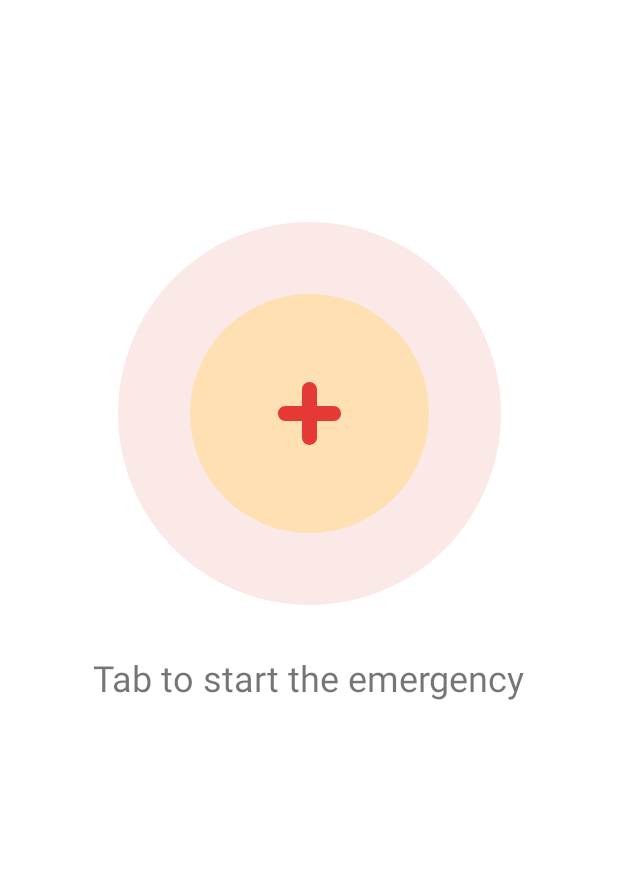
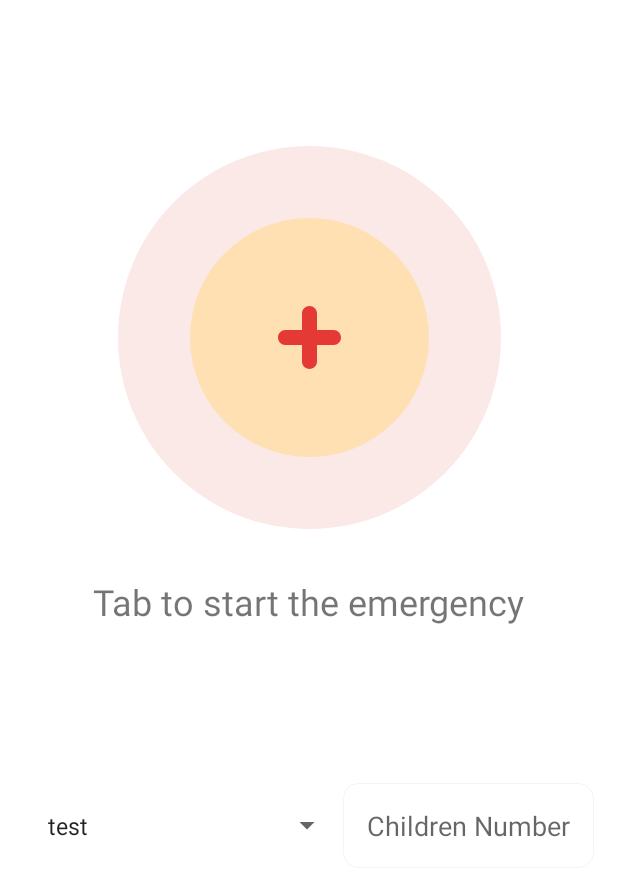
Before and after one commit to mohammedhemaid/Amena, an Android app: the layout fragment_emergency.xml on its own in the app's theme, with its tools: preview values and no code run, on a phone screen of 412 x 824 dp. Shown: the top 876 px of the screen. Run offline under Robolectric (Android 15) with nearby library versions, the light colour scheme and no system bars.

Commit message:
add child no and condition in emergency screen

```diff
--- /dev/null
+++ b/app/src/main/res/drawable/border.xml
@@ -0,0 +1,7 @@
+<?xml version="1.0" encoding="utf-8"?>
+<shape xmlns:android="http://schemas.android.com/apk/res/android">
+    <stroke android:width="0.75dp"
+        android:color="@color/border_color"/>
+
+    <corners android:radius="10dp" />
+</shape>
--- a/app/src/main/res/drawable/ic_location_on_black.xml
+++ b/app/src/main/res/drawable/ic_location_on_black.xml
@@ -1,6 +1,6 @@
 <vector xmlns:android="http://schemas.android.com/apk/res/android"
-        android:width="24dp"
-        android:height="24dp"
+        android:width="16dp"
+        android:height="16dp"
         android:viewportWidth="24.0"
         android:viewportHeight="24.0">
     <path
--- a/app/src/main/res/layout/activity_main.xml
+++ b/app/src/main/res/layout/activity_main.xml
@@ -6,7 +6,6 @@
     android:layout_height="match_parent"
     xmlns:app="http://schemas.android.com/apk/res-auto"
     android:background="@android:color/white"
-    android:layoutDirection="rtl"
     tools:context=".home.MainActivity">
 
     <androidx.viewpager.widget.ViewPager
--- a/app/src/main/res/layout/fragment_emergency.xml
+++ b/app/src/main/res/layout/fragment_emergency.xml
@@ -7,6 +7,10 @@
     android:layout_height="match_parent"
     android:background="@android:color/white"
     tools:context=".emergency.EmergencyFragment">
+
+<ScrollView
+    android:layout_width="match_parent"
+    android:layout_height="match_parent">
 
     <androidx.constraintlayout.widget.ConstraintLayout
         android:layout_width="match_parent"
@@ -30,6 +34,7 @@
             android:layout_width="250dp"
             android:layout_height="60dip"
             android:layout_gravity="center"
+            android:layout_marginTop="120dp"
             android:layout_marginBottom="32dp"
             android:background="@color/emergencyRed"
             android:drawableEnd="@drawable/ic_add_emergency_white"
@@ -41,21 +46,23 @@
             android:text="@string/emergency_cancel"
             android:textColor="@android:color/white"
             android:textSize="12sp"
+            android:visibility="invisible"
             app:layout_constraintBottom_toBottomOf="parent"
             app:layout_constraintEnd_toEndOf="parent"
-            android:visibility="invisible"
-            app:layout_constraintStart_toStartOf="parent"/>
+            app:layout_constraintStart_toStartOf="parent"
+            app:layout_constraintTop_toBottomOf="@+id/panic_message"
+            app:layout_constraintVertical_bias="1.0"/>
 
         <TextView
             android:id="@+id/panic_message"
             android:layout_width="wrap_content"
             android:layout_height="wrap_content"
             android:layout_marginTop="32dp"
+            android:text="@string/don_t_panic_stay_calm"
             android:textSize="24sp"
-            android:text="@string/don_t_panic_stay_calm"
+            android:visibility="invisible"
             app:layout_constraintEnd_toEndOf="parent"
             app:layout_constraintStart_toStartOf="parent"
-            android:visibility="invisible"
             app:layout_constraintTop_toBottomOf="@+id/emergencyimageButton"/>
 
         <TextView
@@ -68,6 +75,39 @@
             app:layout_constraintEnd_toEndOf="parent"
             app:layout_constraintStart_toStartOf="parent"
             app:layout_constraintTop_toBottomOf="@+id/emergencyimageButton"/>
+
+
+            <Spinner
+                android:id="@+id/condition_spinner"
+                android:layout_width="0dp"
+                android:layout_height="wrap_content"
+                android:layout_gravity="center"
+                android:layout_marginStart="16dp"
+                android:layout_marginBottom="60dp"
+                android:entries="@array/spinner_conditions"
+                android:padding="8dp"
+                app:layout_constraintBottom_toBottomOf="parent"
+                app:layout_constraintEnd_toStartOf="@+id/children_no_edit_text"
+                app:layout_constraintHorizontal_bias="0.5"
+                app:layout_constraintHorizontal_chainStyle="spread_inside"
+                app:layout_constraintStart_toStartOf="parent"/>
+
+            <EditText
+                android:id="@+id/children_no_edit_text"
+                android:layout_width="wrap_content"
+                android:layout_height="wrap_content"
+                android:layout_marginEnd="16dp"
+                android:background="@drawable/border"
+                android:completionThreshold="1"
+                android:hint="@string/children_number"
+                android:inputType="number"
+                android:padding="16dp"
+                app:layout_constraintBottom_toBottomOf="@+id/condition_spinner"
+                app:layout_constraintEnd_toEndOf="parent"
+                app:layout_constraintHorizontal_bias="0.5"
+                app:layout_constraintStart_toEndOf="@+id/condition_spinner"
+                app:layout_constraintTop_toTopOf="@+id/condition_spinner"/>
     </androidx.constraintlayout.widget.ConstraintLayout>
+</ScrollView>
 
 </FrameLayout>
--- a/app/src/main/res/layout/institution_row.xml
+++ b/app/src/main/res/layout/institution_row.xml
@@ -5,6 +5,7 @@
     android:layout_width="match_parent"
     android:layout_height="120dp"
     xmlns:app="http://schemas.android.com/apk/res-auto"
+    app:cardCornerRadius="8dp"
     app:cardUseCompatPadding="true">
 
     <androidx.constraintlayout.widget.ConstraintLayout
@@ -16,9 +17,12 @@
             android:layout_width="50dp"
             android:layout_height="50dp"
             android:layout_marginStart="16dp"
+            app:placeholderImage="@drawable/profile"
+            app:placeholderImageScaleType="centerCrop"
             app:layout_constraintBottom_toBottomOf="parent"
             app:layout_constraintStart_toStartOf="parent"
             app:layout_constraintTop_toTopOf="parent"
+            app:roundAsCircle="true"
             app:roundedCornerRadius="8dp"/>
 
         <TextView
@@ -39,6 +43,7 @@
             android:layout_marginStart="16dp"
             android:layout_marginTop="4dp"
             android:drawableStart="@drawable/ic_location_on_black"
+            android:drawablePadding="4dp"
             android:text="@string/location"
             app:layout_constraintStart_toEndOf="@+id/organization_picture"
             app:layout_constraintTop_toBottomOf="@+id/organization_name"/>
--- /dev/null
+++ b/app/src/main/res/values/array.xml
@@ -0,0 +1,9 @@
+<?xml version="1.0" encoding="utf-8"?>
+<resources>
+    <string-array name="spinner_conditions">
+        <item>test</item>
+        <item>test</item>
+        <item>test</item>
+        <item>test</item>
+    </string-array>
+</resources>
--- a/app/src/main/res/values/strings.xml
+++ b/app/src/main/res/values/strings.xml
@@ -9,8 +9,9 @@
     <string name="hello_blank_fragment">Hello blank fragment</string>
     <string name="location">location</string>
     <string name="speciality">speciality</string>
-    <string name="don_t_panic_stay_calm">Don\'t Panic Sarah Stay Calm</string>
+    <string name="don_t_panic_stay_calm">Don\'t Panic Sarah, Stay Calm</string>
     <string name="emergency_cancel">Cancel The Emergency </string>
     <string name="tab_to_start_the_emergency">Tab to start the emergency</string>
+    <string name="children_number">Children Number</string>
 
 </resources>
--- a/app/src/main/res/values/styles.xml
+++ b/app/src/main/res/values/styles.xml
@@ -1,12 +1,13 @@
 <resources>
 
-    <!-- Base application theme. -->
-    <style name="AppTheme" parent="Theme.AppCompat.Light">
-        <!-- Customize your theme here. -->
-        <item name="colorPrimary">@color/colorPrimary</item>
-        <item name="colorPrimaryDark">@color/colorPrimaryDark</item>
-        <item name="colorAccent">@color/colorAccent</item>
-    </style>
+    <!-- Base application theme. --><style name="AppTheme" parent="Theme.AppCompat.Light">
+    <!-- Customize your theme here. -->
+    <item name="colorPrimary">@color/colorPrimary</item>
+    <item name="colorPrimaryDark">@color/colorPrimaryDark</item>
+    <item name="colorAccent">@color/colorAccent</item>
+    <item name="android:statusBarColor">@android:color/white</item>
+    <item name="android:windowLightStatusBar">true</item>
+</style>
 
     <style name="BottomNavigationTheme" parent="Theme.AppCompat.Light">
         <item name="android:background">@color/tabBarGrey</item>
```
Also changed, not shown: app/src/main/java/com/app/wihack/amina/emergency/EmergencyFragment.java (+11 -10 lines), app/src/main/res/drawable-hdpi/profile.png (added), app/src/main/res/drawable-mdpi/profile.png (added), app/src/main/res/drawable-xhdpi/profile.png (added), app/src/main/res/drawable-xxhdpi/profile.png (added), app/src/main/res/drawable-xxxhdpi/profile.png (added).
